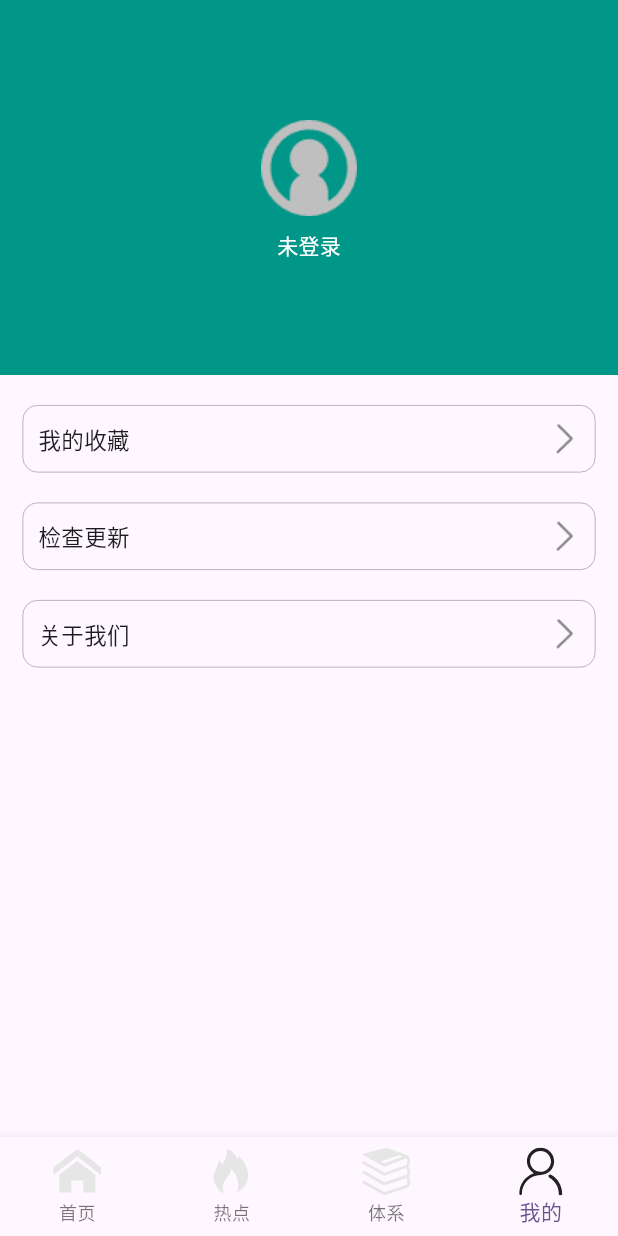
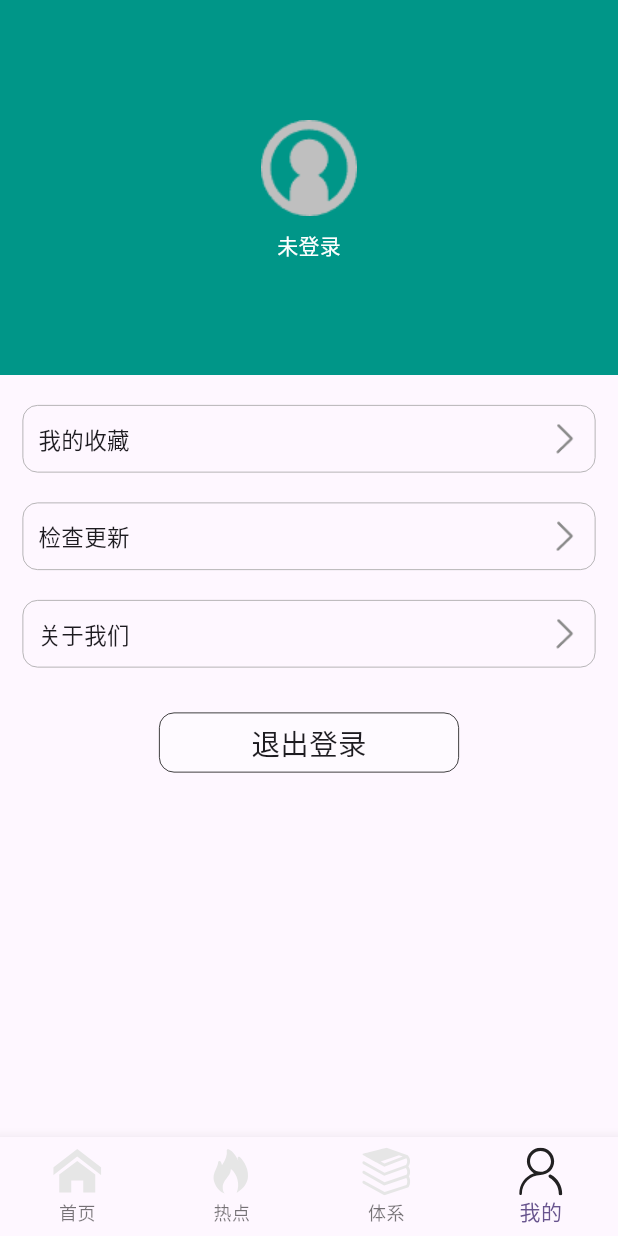
Before and after one commit to injuryzy/flutter_study, a Flutter app: the screen it shows after launch, item 4 of the bottom bar chosen, on a phone screen of 412 x 824 dp. Run offline on Flutter 3.47's test engine with Material 3 defaults, Android fonts, the phone set to English and light mode, and no system bars; drawn by our look-alikes of oktoast; our stand-ins replace dio, flutter_svg, flutter_swiper_view, pull_to_refresh; missing offline and left inert: dart:ffi; network calls fail.

Commit message:
feat(loginOut):退出登录

```diff
--- a/lib/http/cookie_interceptor.dart
+++ b/lib/http/cookie_interceptor.dart
@@ -7,7 +7,7 @@ class CookieInterceptor extends Interceptor {
 
   @override
   void onRequest(RequestOptions options, RequestInterceptorHandler handler) {
-    options.headers["Set-Cookie"] = cookList;
+    options.headers[HttpHeaders.cookieHeader] = cookList;
     handler.next(options);
     // super.onRequest(options, handler);
   }
@@ -15,7 +15,7 @@ class CookieInterceptor extends Interceptor {
   @override
   void onResponse(Response response, ResponseInterceptorHandler handler) {
     if (response.requestOptions.path.contains("user/login")) {
-      dynamic list = response.headers["Set-Cookie"];
+      dynamic list = response.headers[HttpHeaders.setCookieHeader];
 
       if (list is List) {
         for (String? cookie in list) {
--- a/lib/pages/auth/login_page.dart
+++ b/lib/pages/auth/login_page.dart
@@ -3,6 +3,7 @@ import 'package:flutter/material.dart';
 
 import 'package:client_app/common_ui/common_style.dart';
 import 'package:oktoast/oktoast.dart';
+import '../person/person_vm.dart';
 import 'auth_vm.dart';
 
 class LoginPage extends StatefulWidget {
@@ -16,6 +17,7 @@ class _LoginPageState extends State<LoginPage> {
   TextEditingController? inputController;
   TextEditingController? passwordController;
   AuthViewMode authViewMode = AuthViewMode();
+  PersonViewModel personViewModel = PersonViewModel();
 
   @override
   void initState() {
@@ -49,6 +51,7 @@ class _LoginPageState extends State<LoginPage> {
                   authViewMode.login().then((e) {
                     if (e) {
                       showToast("登录成功");
+                      Navigator.pushNamed(context, RoutePath.personPage);
                     }
                   });
                 }),
--- a/lib/pages/person/person_page.dart
+++ b/lib/pages/person/person_page.dart
@@ -1,6 +1,8 @@
+import 'package:client_app/pages/person/person_vm.dart';
 import 'package:client_app/route/routes.dart';
-import 'package:flutter/cupertino.dart';
 import 'package:flutter/material.dart';
+import 'package:oktoast/oktoast.dart';
+import 'package:provider/provider.dart';
 
 class PersonPage extends StatefulWidget {
   const PersonPage({super.key});
@@ -10,25 +12,48 @@ class PersonPage extends StatefulWidget {
 }
 
 class _PersonPageState extends State<PersonPage> {
+  PersonViewModel personViewModel = PersonViewModel();
+
+  @override
+  void initState() {
+    personViewModel.initData();
+    super.initState();
+  }
+
   @override
   Widget build(BuildContext context) {
     return Scaffold(
-      body: SafeArea(
+        body: ChangeNotifierProvider(
+      create: (context) {
+        return personViewModel;
+      },
+      child: SafeArea(
           child: Container(
         width: double.infinity,
+        height: double.infinity,
         alignment: Alignment.center,
         child: Column(
           children: [
             _header(() {
-              Navigator.pushNamed(context, RoutePath.loginPage);
+              if (personViewModel.shouldLogin) {
+                Navigator.pushNamed(context, RoutePath.loginPage);
+              }
             }),
             _settingItem("我的收藏", () {}),
             _settingItem("检查更新", () {}),
             _settingItem("关于我们", () {}),
+            _loginOut(() {
+              if (personViewModel.shouldLogin) {
+                showToast("没有登录");
+                return;
+              }
+              personViewModel.loginOut();
+              showToast("退出成功");
+            }),
           ],
         ),
       )),
-    );
+    ));
   }
 
   Widget _settingItem(String title, GestureTapCallback? onTap) {
@@ -78,14 +103,33 @@ class _PersonPageState extends State<PersonPage> {
         SizedBox(
           height: 6,
         ),
-        GestureDetector(
-          onTap: onTap,
-          child: Text(
-            '未登录',
-            style: TextStyle(fontSize: 14, color: Colors.white),
-          ),
-        )
+        Consumer<PersonViewModel>(builder: (context, vm, child) {
+          return GestureDetector(
+            onTap: onTap,
+            child: Text(
+              vm.username ?? "",
+              style: TextStyle(fontSize: 14, color: Colors.white),
+            ),
+          );
+        })
       ]),
     );
   }
+
+  Widget _loginOut(GestureTapCallback? onTap) {
+    return GestureDetector(
+      onTap: onTap,
+      child: Container(
+        decoration: BoxDecoration(
+            color: Colors.white38,
+            border: Border.all(width: 0.5, color: Colors.black),
+            borderRadius: BorderRadius.circular(10)),
+        alignment: Alignment.center,
+        height: 40,
+        width: 200,
+        margin: EdgeInsets.only(top: 30),
+        child: Text('退出登录', style: TextStyle(fontSize: 19)),
+      ),
+    );
+  }
 }
--- /dev/null
+++ b/lib/pages/person/person_vm.dart
@@ -0,0 +1,30 @@
+import 'package:flutter/material.dart';
+
+import '../auth/auth_vm.dart';
+
+class PersonViewModel with ChangeNotifier {
+  String? username;
+  bool shouldLogin = true;
+
+  Future initData() async {
+    getUserName().then((e) {
+      if (e == '未登录') {
+        username = '未登录';
+      } else {
+        shouldLogin = false;
+        username = e;
+      }
+      notifyListeners();
+    });
+  }
+
+  Future loginOut() async {
+    isLoginOut().then((e) {
+      if (e) {
+        shouldLogin = false;
+        username = '未登录';
+        notifyListeners();
+      }
+    });
+  }
+}
--- a/lib/repository/datas/home_list_data.dart
+++ b/lib/repository/datas/home_list_data.dart
@@ -388,7 +388,12 @@ class HomeListItemData {
 
   String? get chapterName => _chapterName;
 
+
   bool? get collect => _collect;
+
+  set collect(bool? a) {
+    _collect = a;
+  }
 
   num? get courseId => _courseId;
 
--- a/lib/route/routes.dart
+++ b/lib/route/routes.dart
@@ -1,5 +1,6 @@
 import 'package:client_app/pages/auth/login_page.dart';
 import 'package:client_app/pages/auth/register_page.dart';
+import 'package:client_app/pages/person/person_page.dart';
 import 'package:client_app/pages/tab_page.dart';
 import 'package:client_app/pages/web_view_page.dart';
 import 'package:flutter/material.dart';
@@ -15,6 +16,8 @@ class Routes {
         return pageRoute(LoginPage(), settings: settings);
       case RoutePath.registerPage:
         return pageRoute(RegisterPage(), settings: settings);
+      case RoutePath.personPage:
+        return pageRoute(PersonPage(), settings: settings);
     }
     return pageRoute(
       Scaffold(
@@ -44,4 +47,5 @@ class RoutePath {
   static const String webViewPage = "/web_view_page";
   static const String loginPage = "/login";
   static const String registerPage = "/register";
+  static const String personPage = "/person";
 }
```
Also changed, not shown: lib/main.dart (+12 -0 lines), lib/pages/auth/auth_vm.dart (+16 -0 lines), lib/pages/home/home_page.dart (+17 -6 lines), lib/pages/home/home_vm.dart (+18 -0 lines), lib/pages/knowledge/knowledge_page.dart (+12 -8 lines), lib/repository/api.dart (+32 -0 lines), assets/images/collection-fill.png (added).
